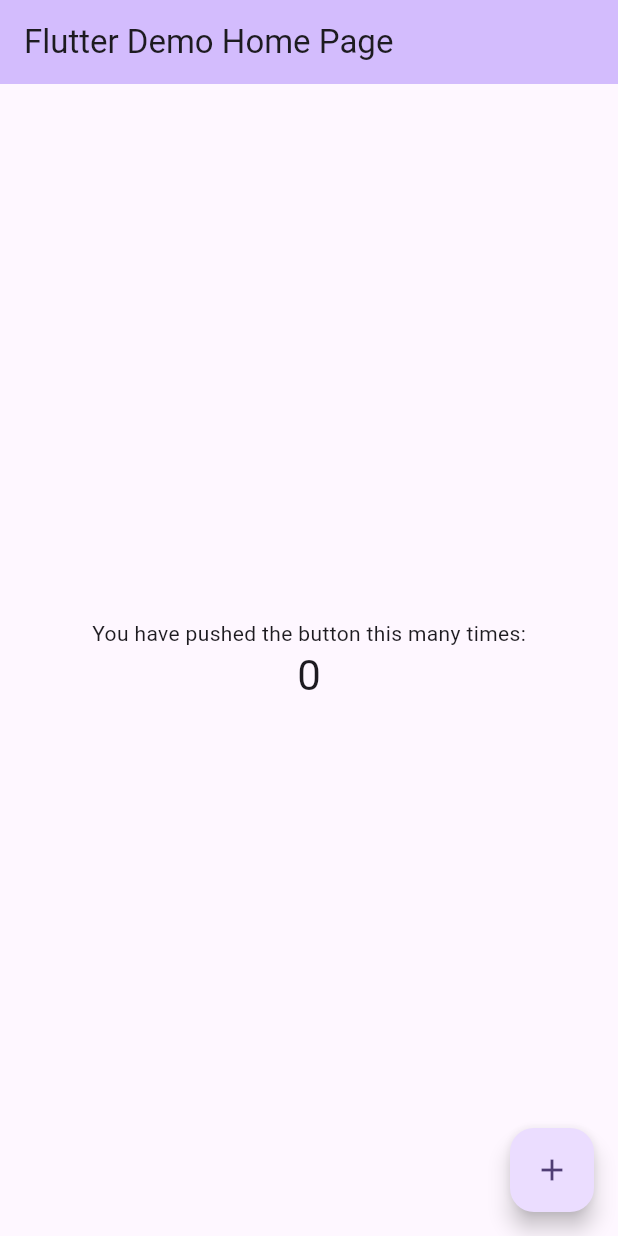
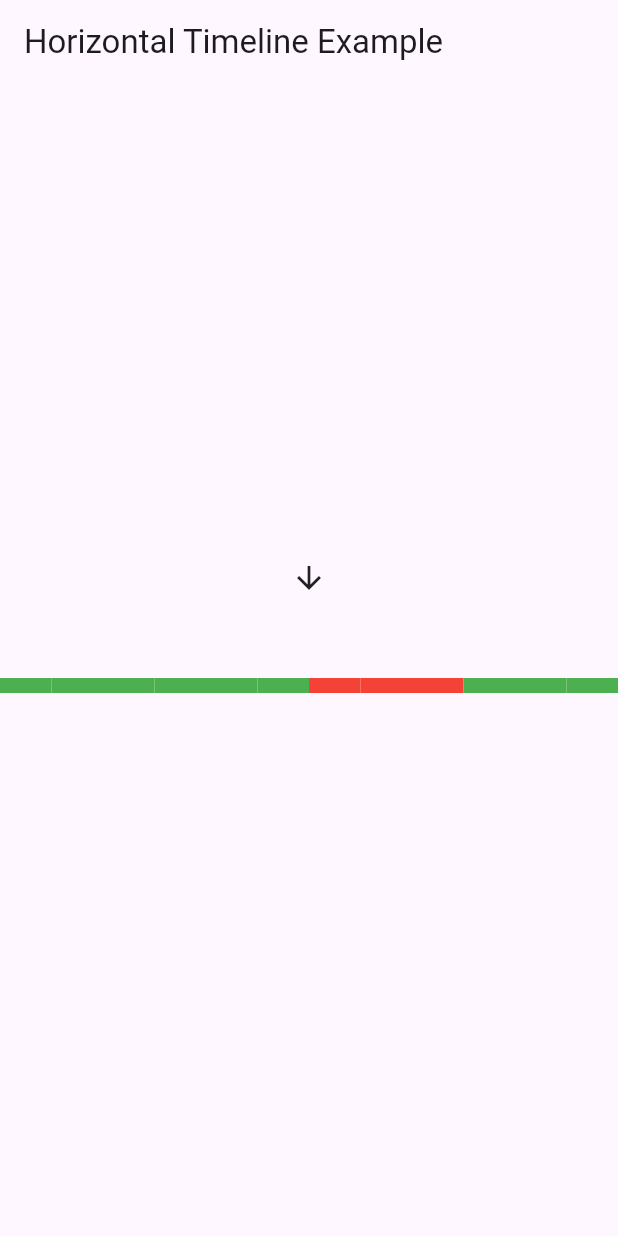
Before and after one commit to RAVISHANKAR2608/flutter-pfour, a Flutter app: the screen it shows after launch, on a phone screen of 412 x 824 dp. Run offline on Flutter 3.47's test engine with Material 3 defaults, Android fonts, the phone set to English and light mode, and no system bars.

Commit message:
Time Line

```diff
--- a/lib/main.dart
+++ b/lib/main.dart
@@ -1,125 +1,113 @@
 import 'package:flutter/material.dart';
 
-void main() {
-  runApp(const MyApp());
-}
+class TimelineWidget extends StatelessWidget {
+  final DateTime currentTime; // Current time
+  final List<TimeRange> bookedTimes; // List of booked time intervals
 
-class MyApp extends StatelessWidget {
-  const MyApp({super.key});
+  TimelineWidget({
+    required this.currentTime,
+    required this.bookedTimes,
+  });
 
-  // This widget is the root of your application.
   @override
   Widget build(BuildContext context) {
-    return MaterialApp(
-      title: 'Flutter Demo',
-      theme: ThemeData(
-        // This is the theme of your application.
-        //
-        // TRY THIS: Try running your application with "flutter run". You'll see
-        // the application has a purple toolbar. Then, without quitting the app,
-        // try changing the seedColor in the colorScheme below to Colors.green
-        // and then invoke "hot reload" (save your changes or press the "hot
-        // reload" button in a Flutter-supported IDE, or press "r" if you used
-        // the command line to start the app).
-        //
-        // Notice that the counter didn't reset back to zero; the application
-        // state is not lost during the reload. To reset the state, use hot
-        // restart instead.
-        //
-        // This works for code too, not just values: Most code changes can be
-        // tested with just a hot reload.
-        colorScheme: ColorScheme.fromSeed(seedColor: Colors.deepPurple),
-        useMaterial3: true,
-      ),
-      home: const MyHomePage(title: 'Flutter Demo Home Page'),
+    return Column(
+      mainAxisAlignment: MainAxisAlignment.center,
+      children: [
+        Icon(Icons.arrow_downward), // Down arrow
+        SizedBox(height: 10),
+        // Horizontal timeline for hours
+        Container(
+          height: 100, // Height of the timeline
+          width: double.infinity, // Width to fill the available space
+          child: CustomPaint(
+            painter: HorizontalTimelinePainter(
+              currentTime: currentTime,
+              bookedTimes: bookedTimes,
+            ),
+          ),
+        ),
+      ],
     );
   }
 }
 
-class MyHomePage extends StatefulWidget {
-  const MyHomePage({super.key, required this.title});
+class HorizontalTimelinePainter extends CustomPainter {
+  final DateTime currentTime;
+  final List<TimeRange> bookedTimes;
 
-  // This widget is the home page of your application. It is stateful, meaning
-  // that it has a State object (defined below) that contains fields that affect
-  // how it looks.
-
-  // This class is the configuration for the state. It holds the values (in this
-  // case the title) provided by the parent (in this case the App widget) and
-  // used by the build method of the State. Fields in a Widget subclass are
-  // always marked "final".
-
-  final String title;
+  HorizontalTimelinePainter({
+    required this.currentTime,
+    required this.bookedTimes,
+  });
 
   @override
-  State<MyHomePage> createState() => _MyHomePageState();
-}
+  void paint(Canvas canvas, Size size) {
+    final double hourWidth = size.width / 12; // Each hour takes 1/12th of the width
 
-class _MyHomePageState extends State<MyHomePage> {
-  int _counter = 0;
+    final paint = Paint()
+      ..strokeWidth = 10;
 
-  void _incrementCounter() {
-    setState(() {
-      // This call to setState tells the Flutter framework that something has
-      // changed in this State, which causes it to rerun the build method below
-      // so that the display can reflect the updated values. If we changed
-      // _counter without calling setState(), then the build method would not be
-      // called again, and so nothing would appear to happen.
-      _counter++;
-    });
+    // Draw the timeline intervals with colors based on conditions
+    for (int i = 0; i < 12; i++) {
+      DateTime hourStartTime = DateTime(currentTime.year, currentTime.month, currentTime.day, 10 + i);
+      DateTime hourEndTime = hourStartTime.add(Duration(hours: 1));
+
+      if (hourEndTime.isBefore(currentTime)) {
+        paint.color = Colors.purple; // Past time interval color
+      } else if (bookedTimes.any((range) => range.overlaps(hourStartTime, hourEndTime))) {
+        paint.color = Colors.red; // Booked time interval color
+      } else {
+        paint.color = Colors.green; // Available time interval color
+      }
+
+      double startX = i * hourWidth;
+      canvas.drawLine(Offset(startX, size.height / 2), Offset(startX + hourWidth, size.height / 2), paint);
+    }
+
+    // Draw the current time indicator
+    // paint.color = Colors.blue;
+    // double currentX = ((currentTime.hour - 10) + currentTime.minute / 60) * hourWidth;
+    // canvas.drawLine(Offset(currentX, 0), Offset(currentX, size.height), paint);
   }
 
   @override
-  Widget build(BuildContext context) {
-    // This method is rerun every time setState is called, for instance as done
-    // by the _incrementCounter method above.
-    //
-    // The Flutter framework has been optimized to make rerunning build methods
-    // fast, so that you can just rebuild anything that needs updating rather
-    // than having to individually change instances of widgets.
-    return Scaffold(
+  bool shouldRepaint(covariant CustomPainter oldDelegate) => true;
+}
+
+class TimeRange {
+  final DateTime start;
+  final DateTime end;
+
+  TimeRange(this.start, this.end);
+
+  bool overlaps(DateTime startTime, DateTime endTime) {
+    return start.isBefore(endTime) && end.isAfter(startTime);
+  }
+}
+
+// Example usage:
+void main() {
+  runApp(MaterialApp(
+    home: Scaffold(
       appBar: AppBar(
-        // TRY THIS: Try changing the color here to a specific color (to
-        // Colors.amber, perhaps?) and trigger a hot reload to see the AppBar
-        // change color while the other colors stay the same.
-        backgroundColor: Theme.of(context).colorScheme.inversePrimary,
-        // Here we take the value from the MyHomePage object that was created by
-        // the App.build method, and use it to set our appbar title.
-        title: Text(widget.title),
+        title: Text('Horizontal Timeline Example'),
       ),
       body: Center(
-        // Center is a layout widget. It takes a single child and positions it
-        // in the middle of the parent.
-        child: Column(
-          // Column is also a layout widget. It takes a list of children and
-          // arranges them vertically. By default, it sizes itself to fit its
-          // children horizontally, and tries to be as tall as its parent.
-          //
-          // Column has various properties to control how it sizes itself and
-          // how it positions its children. Here we use mainAxisAlignment to
-          // center the children vertically; the main axis here is the vertical
-          // axis because Columns are vertical (the cross axis would be
-          // horizontal).
-          //
-          // TRY THIS: Invoke "debug painting" (choose the "Toggle Debug Paint"
-          // action in the IDE, or press "p" in the console), to see the
-          // wireframe for each widget.
-          mainAxisAlignment: MainAxisAlignment.center,
-          children: <Widget>[
-            const Text(
-              'You have pushed the button this many times:',
-            ),
-            Text(
-              '$_counter',
-              style: Theme.of(context).textTheme.headlineMedium,
-            ),
+        child: TimelineWidget(
+          currentTime: DateTime.now(),
+          bookedTimes: [
+            TimeRange(
+              DateTime(DateTime.now().year, DateTime.now().month, DateTime.now().day, 16, 5),
+              DateTime(DateTime.now().year, DateTime.now().month, DateTime.now().day, 17, 5),
+            ), // Example booked interval
+            TimeRange(
+              DateTime(DateTime.now().year, DateTime.now().month, DateTime.now().day, 18, 0),
+              DateTime(DateTime.now().year, DateTime.now().month, DateTime.now().day, 19, 0),
+            ), // Example booked interval
           ],
         ),
       ),
-      floatingActionButton: FloatingActionButton(
-        onPressed: _incrementCounter,
-        tooltip: 'Increment',
-        child: const Icon(Icons.add),
-      ), // This trailing comma makes auto-formatting nicer for build methods.
-    );
-  }
+    ),
+  ));
 }
```
Also changed, not shown: pubspec.lock.
